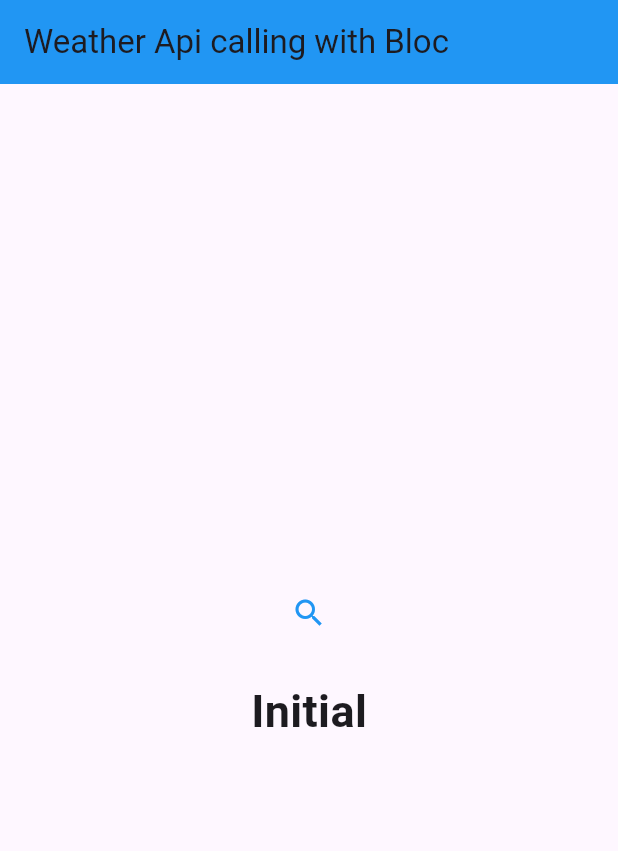
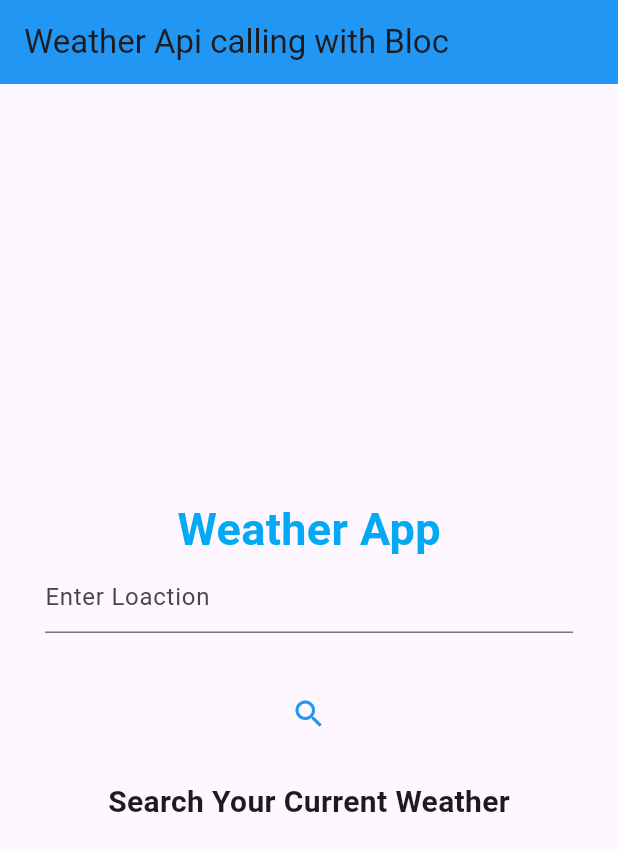
Before and after one commit to avni-7span/bloc_weather_api, a Flutter app: the screen it shows after launch, on a phone screen of 412 x 824 dp. Shown: the top 851 px of the screen. Run offline on Flutter 3.47's test engine with Material 3 defaults, Android fonts, the phone set to English and light mode, and no system bars; our stand-ins replace flutter_bloc.

Commit message:
Weather information on given location

```diff
--- a/lib/cubit/weather_cubit.dart
+++ b/lib/cubit/weather_cubit.dart
@@ -5,10 +5,10 @@ part 'weather_state.dart';
 class WeatherCubit extends Cubit<WeatherState> {
   WeatherCubit() : super(InitialWeatherState());
 
-  Future<void> getWeatherData() async {
+  Future<void> getWeatherData(String cityLocation) async {
     try {
       emit(LoadingWeatherState());
-      final data = await ApiClient().getModel();
+      final data = await ApiClient().getModel(cityLocation);
       String? location = data?.location?.name.toString();
       String? temp = data?.current?.tempCelsius.toString();
       emit(ResponseWeatherState(location: location!, temp: temp!));
--- a/lib/repository/api_client.dart
+++ b/lib/repository/api_client.dart
@@ -3,9 +3,9 @@ import 'package:bloc_weather_api/repository/weather_model.dart';
 import 'package:http/http.dart' as http;
 
 class ApiClient {
-  Future<WeatherModel?> getModel() async {
-    const url =
-        'https://api.weatherapi.com/v1/current.json?q=Ahmedabad&key=1bc3b2cbce2d424eb8a51410240107';
+  Future<WeatherModel?> getModel(String cityLocation) async {
+    final url =
+        'https://api.weatherapi.com/v1/current.json?q=$cityLocation&key=1bc3b2cbce2d424eb8a51410240107';
     final uri = Uri.parse(url);
     final response = await http.get(uri);
     try {
--- a/lib/screens/home_screen.dart
+++ b/lib/screens/home_screen.dart
@@ -29,16 +29,27 @@ class _HomeScreenState extends State<HomeScreen> {
         child: Column(
           mainAxisAlignment: MainAxisAlignment.center,
           children: [
-            // Padding(
-            //   padding: const EdgeInsets.only(left: 30, right: 30),
-            //   child: TextField(
-            //     controller: locationController,
-            //     decoration: InputDecoration(hintText: 'Enter Loaction'),
-            //   ),
-            // ),
+            Text(
+              'Weather App',
+              style: TextStyle(
+                  color: Colors.lightBlue,
+                  fontSize: 30,
+                  fontWeight: FontWeight.bold),
+            ),
+            Padding(
+              padding: const EdgeInsets.only(left: 30, right: 30),
+              child: TextField(
+                controller: locationController,
+                decoration: InputDecoration(hintText: 'Enter Loaction'),
+              ),
+            ),
+            SizedBox(height: 30),
             IconButton(
+              tooltip: 'Search',
               onPressed: () async {
-                await context.read<WeatherCubit>().getWeatherData();
+                await context
+                    .read<WeatherCubit>()
+                    .getWeatherData(locationController.text);
               },
               icon: const Icon(
                 Icons.search,
@@ -51,9 +62,9 @@ class _HomeScreenState extends State<HomeScreen> {
                 switch (state) {
                   case InitialWeatherState():
                     return const Text(
-                      'Initial',
+                      'Search Your Current Weather',
                       style: TextStyle(
-                        fontSize: 30,
+                        fontSize: 20,
                         fontWeight: FontWeight.bold,
                       ),
                     );
--- a/pubspec.yaml
+++ b/pubspec.yaml
@@ -61,8 +61,8 @@ flutter:
   uses-material-design: true
 
   # To add assets to your application, add an assets section, like this:
-  # assets:
-  #   - images/a_dot_burr.jpeg
+#  assets:
+#   - assets/
   #   - images/a_dot_ham.jpeg
 
   # An image asset can refer to one or more resolution-specific "variants", see
```
